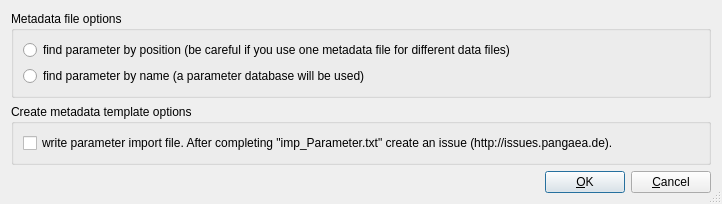
pangaea-data-publisher/Split2Events, file trunk/Forms/MetadataTemplateOptionsDialog/metadatatemplateoptionsdialog.ui: the form before one commit.
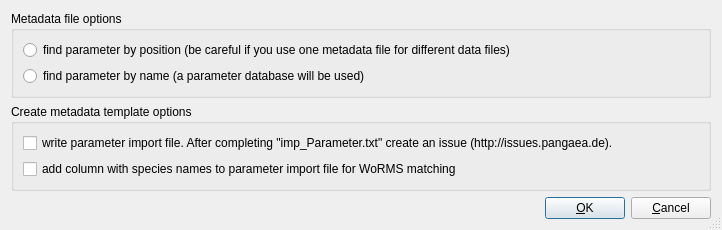
The form after the commit.

```diff
--- a/trunk/Forms/MetadataTemplateOptionsDialog/metadatatemplateoptionsdialog.ui
+++ b/trunk/Forms/MetadataTemplateOptionsDialog/metadatatemplateoptionsdialog.ui
@@ -7,7 +7,7 @@
     <x>0</x>
     <y>0</y>
     <width>722</width>
-    <height>203</height>
+    <height>224</height>
    </rect>
   </property>
   <property name="windowTitle">
@@ -53,6 +53,13 @@
         </property>
        </widget>
       </item>
+      <item row="1" column="0">
+       <widget class="QCheckBox" name="addSpeciesNamesCheckBox">
+        <property name="text">
+         <string>add column with species names to parameter import file for WoRMS matching</string>
+        </property>
+       </widget>
+      </item>
      </layout>
     </widget>
    </item>
```
Left out of the diff: 1 changed line with no effect on the pictures.
